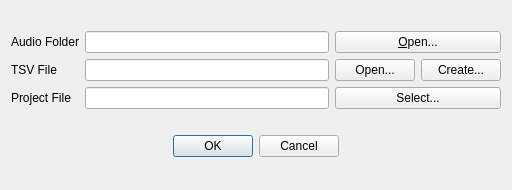
The window that src/ui/create_project_dialog.ui (tud-zih-energy/voice-annotation-tool) describes before a commit, drawn with Qt 5.
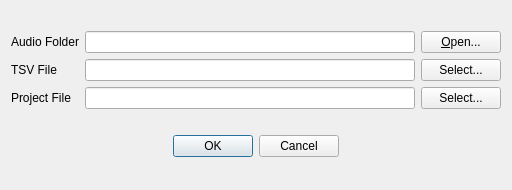
The same window after the commit.

Commit message:
Unify TSV buttons
Fixes #16

Patch:
```diff
--- a/src/ui/create_project_dialog.ui
+++ b/src/ui/create_project_dialog.ui
@@ -72,16 +72,12 @@
      <item row="1" column="2">
       <layout class="QHBoxLayout" name="tsvButtonsLayout">
        <item>
-        <widget class="QPushButton" name="openTsvFileButton">
-         <property name="text">
-          <string>Open...</string>
+        <widget class="QPushButton" name="selectTsvFileButton">
+         <property name="toolTip">
+          <string>Open or create the TSV that holds the annotations.</string>
          </property>
-        </widget>
-       </item>
-       <item>
-        <widget class="QPushButton" name="createTsvFileButton">
          <property name="text">
-          <string>Create...</string>
+          <string>Select...</string>
          </property>
         </widget>
        </item>
```
Left out of the diff: 52 changed lines with no effect on the pictures. The commit also changes 2 other files.
